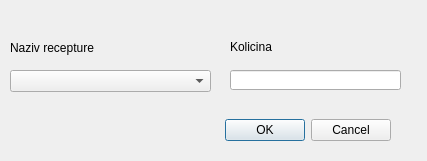
First picture: the form in ui/dialog1.ui, repository nikolakn/biovita, before the edit.
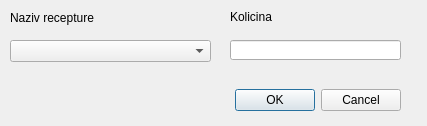
Second picture: the form after the edit.

Patch:
```diff
--- a/ui/dialog1.ui
+++ b/ui/dialog1.ui
@@ -7,7 +7,7 @@
     <x>0</x>
     <y>0</y>
     <width>427</width>
-    <height>161</height>
+    <height>126</height>
    </rect>
   </property>
   <property name="windowTitle">
@@ -16,8 +16,8 @@
   <widget class="QDialogButtonBox" name="buttonBox">
    <property name="geometry">
     <rect>
-     <x>170</x>
-     <y>110</y>
+     <x>180</x>
+     <y>80</y>
      <width>221</width>
      <height>41</height>
     </rect>
@@ -33,7 +33,7 @@
    <property name="geometry">
     <rect>
      <x>10</x>
-     <y>70</y>
+     <y>40</y>
      <width>201</width>
      <height>22</height>
     </rect>
@@ -43,7 +43,7 @@
    <property name="geometry">
     <rect>
      <x>230</x>
-     <y>70</y>
+     <y>40</y>
      <width>171</width>
      <height>20</height>
     </rect>
@@ -53,7 +53,7 @@
    <property name="geometry">
     <rect>
      <x>10</x>
-     <y>40</y>
+     <y>10</y>
      <width>121</width>
      <height>16</height>
     </rect>
@@ -66,7 +66,7 @@
    <property name="geometry">
     <rect>
      <x>230</x>
-     <y>40</y>
+     <y>10</y>
      <width>47</width>
      <height>13</height>
     </rect>
```
